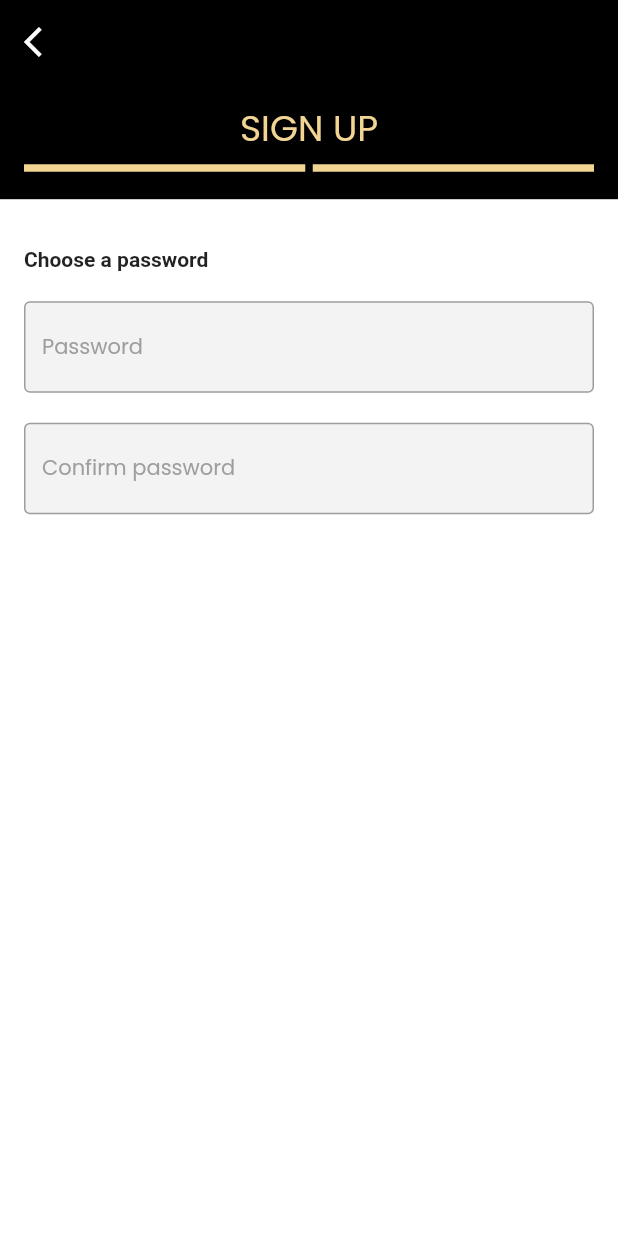
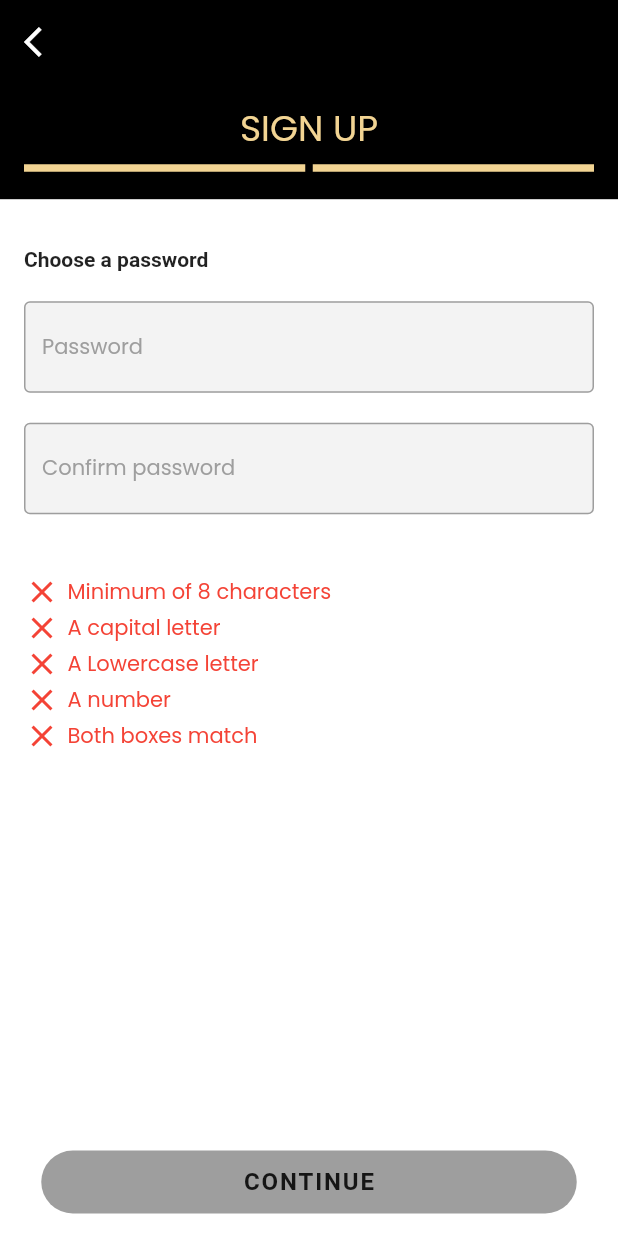
Before and after one commit to Jayant2204/login_amp, a Flutter app: the SignupPasswordPage screen opened directly, on a phone screen of 412 x 824 dp. Run offline on Flutter 3.47's test engine with Material 2 defaults, Android fonts, the phone set to English and light mode, and no system bars; our stand-ins replace get, google_fonts.

```diff
--- a/lib/app/auth/login/loginController.dart
+++ b/lib/app/auth/login/loginController.dart
@@ -24,6 +24,7 @@ class LoginController extends GetxController {
       this.timeLeft.value--;
       if (this.timeLeft.value <= 0) {
         timer.cancel();
+        timeLeft.value = 0;
         if (resetForm) resetLoginForm();
       }
     });
--- a/lib/app/auth/signup/signupController.dart
+++ b/lib/app/auth/signup/signupController.dart
@@ -14,6 +14,13 @@ class SignupController extends GetxController {
   final genderType = 0.obs;
   final trainingType = 0.obs;
 
+  final min8CharCheck = false.obs;
+  final capitalLetterCheck = false.obs;
+  final lowerLetterCheck = false.obs;
+  final containsNumber = false.obs;
+  final isEqual = false.obs;
+  final canFinishSignup = false.obs;
+
   selectGender(int index) {
     genderType.value = index;
   }
@@ -26,6 +33,66 @@ class SignupController extends GetxController {
     if (signUpFormKey.currentState.validate()) {
       signUpFormKey.currentState.save();
       Get.to(SignupPasswordPage());
+      // Calls the listner for page 4 password Check
+      validator();
+    }
+  }
+
+  ///Validator to check password vaidation conditions.
+  validator() {
+    passwordController.addListener(() {
+      if (passwordController.text.length >= 8) {
+        min8CharCheck.value = true;
+      } else {
+        min8CharCheck.value = false;
+      }
+      if (passwordController.text.contains(new RegExp(r'[A-Z]'))) {
+        capitalLetterCheck.value = true;
+      } else {
+        capitalLetterCheck.value = false;
+      }
+      if (passwordController.text.contains(new RegExp(r'[a-z]'))) {
+        lowerLetterCheck.value = true;
+      } else {
+        lowerLetterCheck.value = false;
+      }
+      if (passwordController.text.contains(new RegExp(r'[0-9]'))) {
+        containsNumber.value = true;
+      } else {
+        containsNumber.value = false;
+      }
+    });
+
+    confirmPasswordController.addListener(() {
+      if (confirmPasswordController.text != null &&
+          confirmPasswordController.text == passwordController.text) {
+        isEqual.value = true;
+      } else {
+        isEqual.value = false;
+      }
+    });
+  }
+
+  bool canContinueCheck() {
+    if (min8CharCheck.value &&
+        capitalLetterCheck.value &&
+        lowerLetterCheck.value &&
+        containsNumber.value &&
+        isEqual.value) {
+      return true;
+    } else {
+      return false;
+    }
+  }
+
+  validattePasswordContinue() {
+    if (min8CharCheck.value &&
+        capitalLetterCheck.value &&
+        lowerLetterCheck.value &&
+        containsNumber.value &&
+        isEqual.value) {
+      Get.back();
+      Get.back();
     }
   }
 }
--- a/lib/app/auth/signup/widgets/SignupDetails.dart
+++ b/lib/app/auth/signup/widgets/SignupDetails.dart
@@ -117,8 +117,8 @@ class SignupDetailsWidget extends StatelessWidget {
                       alignment: Alignment.center,
                       child: Text(
                         "NEXT",
-                        style: theme.accentTextTheme.headline6
-                            .copyWith(fontWeight: FontWeight.bold),
+                        style: theme.accentTextTheme.subtitle1.copyWith(
+                            fontWeight: FontWeight.bold, letterSpacing: 1.25),
                       ),
                     ),
                   ),
--- /dev/null
+++ b/lib/app/auth/signup/widgets/passwordCriteria.dart
@@ -0,0 +1,26 @@
+import 'package:flutter/material.dart';
+
+class PasswordCriteriaWidget extends StatelessWidget {
+  final String label;
+  final bool isValid;
+
+  const PasswordCriteriaWidget({Key key, this.label, this.isValid = false})
+      : super(key: key);
+
+  @override
+  Widget build(BuildContext context) {
+    ThemeData theme = Theme.of(context);
+    return Row(
+      children: [
+        Icon(isValid ? Icons.check : Icons.close,
+            color: isValid ? Colors.green : Colors.red),
+        const SizedBox(width: 5),
+        Text(
+          label,
+          style: theme.textTheme.bodyText2
+              .copyWith(color: isValid ? Colors.green : Colors.red),
+        )
+      ],
+    );
+  }
+}
--- a/lib/app/auth/signup/widgets/signupPassword.dart
+++ b/lib/app/auth/signup/widgets/signupPassword.dart
@@ -1,6 +1,9 @@
 import 'package:flutter/material.dart';
 import 'package:get/get.dart';
 import 'package:login_amp/Global/config.dart';
+import 'package:login_amp/app/auth/login/loginpage.dart';
+import 'package:login_amp/app/auth/signup/widgets/passwordCriteria.dart';
+import 'package:login_amp/routes/routes.dart';
 
 import '../signupController.dart';
 
@@ -15,7 +18,8 @@ class SignupPasswordWidget extends StatelessWidget {
       child: Container(
           padding: const EdgeInsets.symmetric(vertical: 12, horizontal: 16),
           color: Constants.kwhite,
-        child: Form(
+          child: Obx(
+            () => Form(
               key: controller.signUpPasswordKey,
               child: Column(
                 crossAxisAlignment: CrossAxisAlignment.start,
@@ -31,17 +35,14 @@ class SignupPasswordWidget extends StatelessWidget {
                   TextFormField(
                     controller: controller.passwordController,
                     style: theme.accentTextTheme.bodyText2,
+                    // obscureText: true,
                     decoration: InputDecoration(
                       filled: true,
                       fillColor: Constants.kgrey.withOpacity(0.12),
                       hintText: "Password",
                       hintStyle: theme.primaryTextTheme.bodyText2,
                     ),
-                validator: (data) {
-                  return data.isEmail ? null : "Invalid Email address";
-                },
                     keyboardType: TextInputType.emailAddress,
-                autovalidateMode: AutovalidateMode.onUserInteraction,
                   ),
                   const SizedBox(height: 20),
                   TextFormField(
@@ -53,17 +54,60 @@ class SignupPasswordWidget extends StatelessWidget {
                       hintText: "Confirm password",
                       hintStyle: theme.primaryTextTheme.bodyText2,
                     ),
-                validator: (data) {
-                  return data.isEmail ? null : "Invalid Email address";
-                },
                     keyboardType: TextInputType.emailAddress,
-                autovalidateMode: AutovalidateMode.onUserInteraction,
                   ),
                   const SizedBox(height: 40),
+                  PasswordCriteriaWidget(
+                    label: "Minimum of 8 characters",
+                    isValid: controller.min8CharCheck.value,
+                  ),
+                  PasswordCriteriaWidget(
+                    label: "A capital letter",
+                    isValid: controller.capitalLetterCheck.value,
+                  ),
+                  PasswordCriteriaWidget(
+                    label: "A Lowercase letter",
+                    isValid: controller.lowerLetterCheck.value,
+                  ),
+                  PasswordCriteriaWidget(
+                    label: "A number",
+                    isValid: controller.containsNumber.value,
+                  ),
+                  PasswordCriteriaWidget(
+                    label: "Both boxes match",
+                    isValid: controller.isEqual.value,
+                  ),
+                  Spacer(),
+                  Center(
+                    child: RaisedButton(
+                      onPressed: controller.canContinueCheck()
+                          ? () {
+                              Get.back();
+                              Get.back();
+                            }
+                          : null,
+                      elevation: 0,
+                      color: Constants.kyellow,
+                      disabledColor: Colors.grey,
+                      shape: RoundedRectangleBorder(
+                        borderRadius: BorderRadius.circular(25),
+                      ),
+                      child: Container(
+                        width: 325,
+                        height: 42,
+                        alignment: Alignment.center,
+                        child: Text(
+                          "CONTINUE",
+                          style: theme.accentTextTheme.subtitle1.copyWith(
+                              fontWeight: FontWeight.bold, letterSpacing: 1.25),
+                        ),
+                      ),
+                    ),
+                  ),
                 ],
               ),
             ),
-      ),
+          )),
     );
   }
 }
```
Lines whose indentation alone changed are shown as unchanged.
